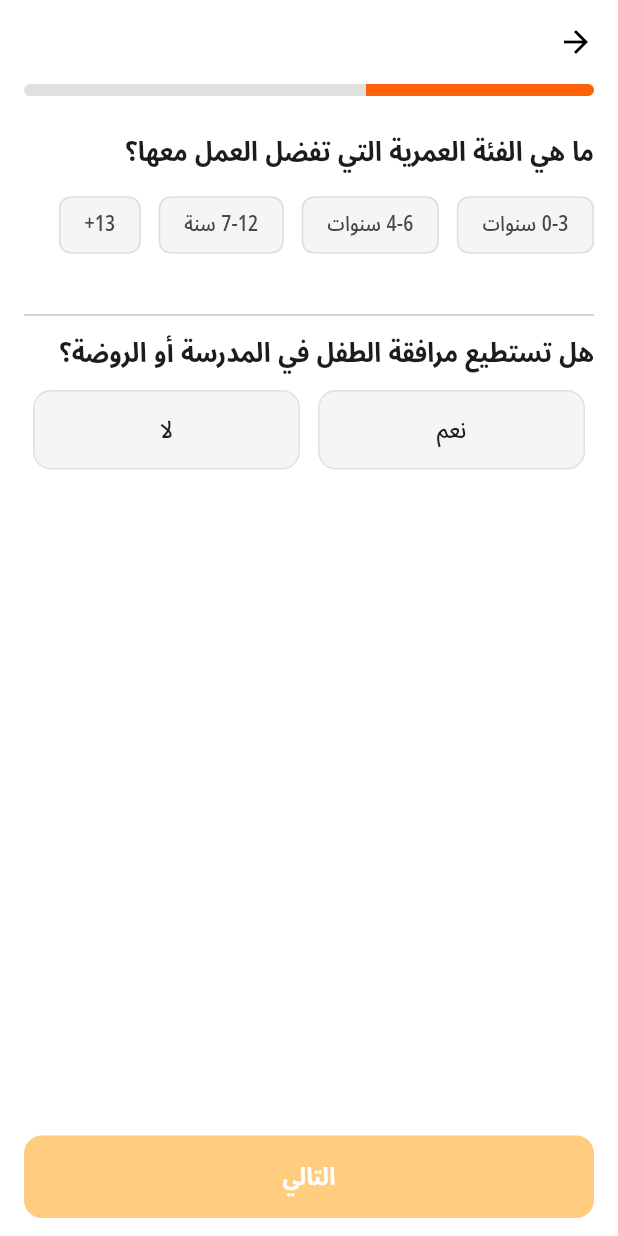
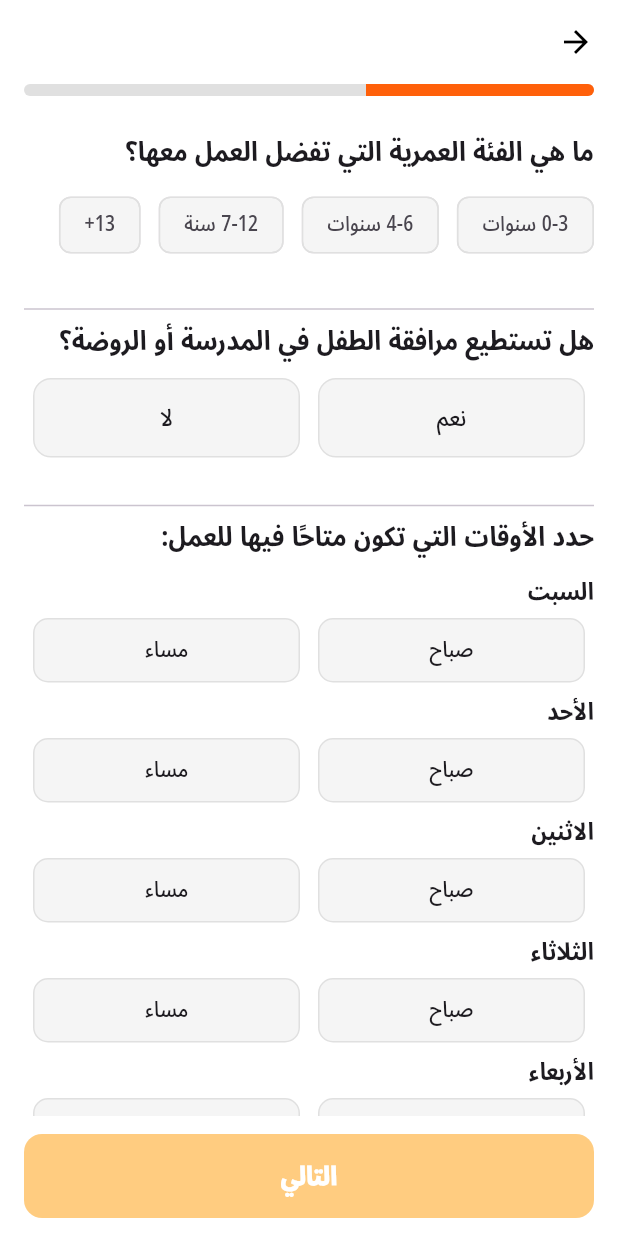
Before and after one commit to joodhamdallah/Little-Hands, a Flutter app: the ShadowTeacherStep4 screen opened by its route, on a phone screen of 412 x 824 dp. Run offline on Flutter 3.47's test engine with Material 3 defaults, Android fonts, the phone set to English and light mode, and no system bars; our stand-ins replace flutter_image_compress, image_picker.

Commit message:
edit on ageexperince_page of the Shadow_teacher subcatigory

```diff
--- a/Frontend/flutter_app/lib/Caregiver/Shadow_Teacher/ageexperince_page.dart
+++ b/Frontend/flutter_app/lib/Caregiver/Shadow_Teacher/ageexperince_page.dart
@@ -15,8 +15,37 @@ class _ShadowTeacherStep4State extends State<ShadowTeacherStep4> {
     '13+',
   ];
 
+  final List<String> daysOfWeek = [
+    'السبت',
+    'الأحد',
+    'الاثنين',
+    'الثلاثاء',
+    'الأربعاء',
+    'الخميس',
+    'الجمعة',
+  ];
+
   String? selectedAgeGroup;
   bool? canAccompany;
+  Map<String, Set<String>> availability = {}; // {'السبت': {'صباح', 'مساء'}}
+
+  @override
+  void initState() {
+    super.initState();
+    for (var day in daysOfWeek) {
+      availability[day] = {};
+    }
+  }
+
+  void toggleAvailability(String day, String period) {
+    setState(() {
+      if (availability[day]!.contains(period)) {
+        availability[day]!.remove(period);
+      } else {
+        availability[day]!.add(period);
+      }
+    });
+  }
 
   @override
   Widget build(BuildContext context) {
@@ -94,7 +123,7 @@ class _ShadowTeacherStep4State extends State<ShadowTeacherStep4> {
                     ),
 
                     const SizedBox(height: 24),
-                    const Divider(thickness: 1, height: 24),
+                    const Divider(thickness: 1),
 
                     // Question 2
                     const Text(
@@ -145,6 +174,77 @@ class _ShadowTeacherStep4State extends State<ShadowTeacherStep4> {
                         );
                       }).toList(),
                     ),
+
+                    const SizedBox(height: 24),
+                    const Divider(thickness: 1),
+
+                    // Question 3
+                    const Text(
+                      'حدد الأوقات التي تكون متاحًا فيها للعمل:',
+                      style: TextStyle(
+                        fontFamily: 'NotoSansArabic',
+                        fontSize: 18,
+                        fontWeight: FontWeight.bold,
+                      ),
+                    ),
+                    const SizedBox(height: 12),
+                    ...daysOfWeek.map((day) {
+                      return Padding(
+                        padding: const EdgeInsets.only(bottom: 8),
+                        child: Column(
+                          crossAxisAlignment: CrossAxisAlignment.start,
+                          children: [
+                            Text(
+                              day,
+                              style: const TextStyle(
+                                fontFamily: 'NotoSansArabic',
+                                fontWeight: FontWeight.w600,
+                                fontSize: 16,
+                              ),
+                            ),
+                            const SizedBox(height: 6),
+                            Row(
+                              children: ['صباح', 'مساء'].map((period) {
+                                final isSelected =
+                                    availability[day]!.contains(period);
+                                return Expanded(
+                                  child: GestureDetector(
+                                    onTap: () => toggleAvailability(day, period),
+                                    child: Container(
+                                      margin: const EdgeInsets.symmetric(horizontal: 6),
+                                      padding:
+                                          const EdgeInsets.symmetric(vertical: 10),
+                                      decoration: BoxDecoration(
+                                        color: isSelected
+                                            ? const Color(0xFFFFEEE5)
+                                            : Colors.grey.shade100,
+                                        borderRadius: BorderRadius.circular(10),
+                                        border: Border.all(
+                                          color: isSelected
+                                              ? const Color(0xFFFF600A)
+                                              : Colors.grey.shade300,
+                                          width: isSelected ? 2 : 1,
+                                        ),
+                                      ),
+                                      child: Center(
+                                        child: Text(
+                                          period,
+                                          style: const TextStyle(
+                                            fontFamily: 'NotoSansArabic',
+                                            fontSize: 15,
+                                          ),
+                                        ),
+                                      ),
+                                    ),
+                                  ),
+                                );
+                              }).toList(),
+                            ),
+                          ],
+                        ),
+                      );
+                    }).toList(),
+
                     const SizedBox(height: 24),
                   ],
                 ),
@@ -157,9 +257,11 @@ class _ShadowTeacherStep4State extends State<ShadowTeacherStep4> {
               child: SizedBox(
                 width: double.infinity,
                 child: ElevatedButton(
-                  onPressed: selectedAgeGroup != null && canAccompany != null
+                  onPressed: (selectedAgeGroup != null &&
+                          canAccompany != null &&
+                          availability.values.any((set) => set.isNotEmpty))
                       ? () {
-                          // Handle next step
+                          // Handle next
                         }
                       : null,
                   style: ElevatedButton.styleFrom(
@@ -174,9 +276,9 @@ class _ShadowTeacherStep4State extends State<ShadowTeacherStep4> {
                       'التالي',
                       style: TextStyle(
                         fontFamily: 'NotoSansArabic',
-                      fontSize: 16,
+                        fontSize: 17,
                         color: Colors.white,
-                      fontWeight: FontWeight.bold,
+                        fontWeight: FontWeight.w900,
                       ),
                     ),
                 ),
```
Lines whose indentation alone changed are shown as unchanged.
